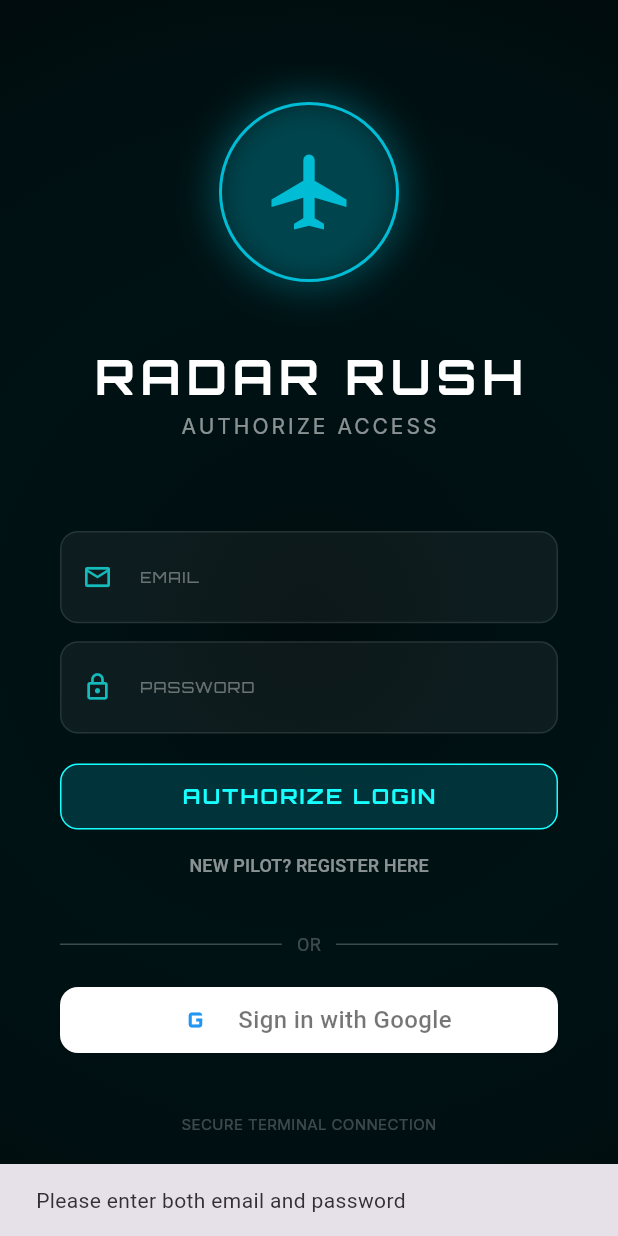
After one commit to sachincredible9/Radar_rush, a Flutter app: the screen it shows after launch, after a tap on "AUTHORIZE LOGIN", on a phone screen of 412 x 824 dp. The commit adds this screen. Run offline on Flutter 3.47's test engine with Material 3 defaults, Android fonts, the phone set to English and light mode, and no system bars; drawn by our look-alikes of flutter_animate; our stand-ins replace audioplayers, firebase_analytics, firebase_auth, firebase_core, flutter_tts, google_fonts and 4 more; missing offline and left inert: flame, flame_audio; accounts and stored records are empty; network calls fail.

Commit message:
feat: Integrate Triple-Auth Suite (Google, Apple, Email) and implement Adaptive HUD Engine for high-density mobile displays. Configured environment-aware Firebase build system.

```diff
--- /dev/null
+++ b/lib/auth_manager.dart
@@ -0,0 +1,87 @@
+import 'package:firebase_auth/firebase_auth.dart';
+import 'package:google_sign_in/google_sign_in.dart';
+import 'package:sign_in_with_apple/sign_in_with_apple.dart';
+import 'dart:io' show Platform;
+
+class AuthManager {
+  static FirebaseAuth get _auth => FirebaseAuth.instance;
+  static final GoogleSignIn _googleSignIn = GoogleSignIn();
+
+  static User? get currentUser => _auth.currentUser;
+  static Stream<User?> get authStateChanges => _auth.authStateChanges();
+
+  static Future<User?> signInWithGoogle() async {
+    try {
+      final GoogleSignInAccount? googleUser = await _googleSignIn.signIn();
+      if (googleUser == null) return null;
+
+      final GoogleSignInAuthentication googleAuth = await googleUser.authentication;
+      final AuthCredential credential = GoogleAuthProvider.credential(
+        accessToken: googleAuth.accessToken,
+        idToken: googleAuth.idToken,
+      );
+
+      final UserCredential userCredential = await _auth.signInWithCredential(credential);
+      return userCredential.user;
+    } catch (e) {
+      print('Error during Google Sign-In: $e');
+      return null;
+    }
+  }
+
+  static Future<User?> signInWithApple() async {
+    try {
+      final appleCredential = await SignInWithApple.getAppleIDCredential(
+        scopes: [
+          AppleIDAuthorizationScopes.email,
+          AppleIDAuthorizationScopes.fullName,
+        ],
+      );
+
+      final OAuthProvider oAuthProvider = OAuthProvider('apple.com');
+      final AuthCredential credential = oAuthProvider.credential(
+        idToken: appleCredential.identityToken,
+        accessToken: appleCredential.authorizationCode,
+      );
+
+      final UserCredential userCredential = await _auth.signInWithCredential(credential);
+      return userCredential.user;
+    } catch (e) {
+      print('Error during Apple Sign-In: $e');
+      return null;
+    }
+  }
+
+  static Future<User?> signInWithEmail(String email, String password) async {
+    try {
+      final UserCredential userCredential = await _auth.signInWithEmailAndPassword(
+        email: email,
+        password: password,
+      );
+      return userCredential.user;
+    } catch (e) {
+      print('Error during Email Sign-In: $e');
+      rethrow;
+    }
+  }
+
+  static Future<User?> registerWithEmail(String email, String password) async {
+    try {
+      final UserCredential userCredential = await _auth.createUserWithEmailAndPassword(
+        email: email,
+        password: password,
+      );
+      return userCredential.user;
+    } catch (e) {
+      print('Error during Email Registration: $e');
+      rethrow;
+    }
+  }
+
+  static Future<void> signOut() async {
+    await _auth.signOut();
+    if (await _googleSignIn.isSignedIn()) {
+      await _googleSignIn.signOut();
+    }
+  }
+}
--- a/lib/main.dart
+++ b/lib/main.dart
@@ -1,17 +1,29 @@
 import 'package:flame/game.dart';
 import 'package:flutter/material.dart';
+import 'package:google_fonts/google_fonts.dart';
 import 'ui/main_menu.dart';
 import 'ui/hud.dart';
 import 'ui/level_selector.dart';
 import 'ui/instructions.dart';
 import 'ui/game_over.dart';
 import 'game/game.dart';
-
 import 'game/audio_manager.dart';
 import 'analytics_manager.dart';
 
+import 'package:firebase_core/firebase_core.dart';
+import 'package:radar_rush/auth_manager.dart';
+import 'ui/login_screen.dart';
+
+bool _isFirebaseInitialized = false;
+
 void main() async {
   WidgetsFlutterBinding.ensureInitialized();
+  try {
+    await Firebase.initializeApp();
+    _isFirebaseInitialized = true;
+  } catch (e) {
+    debugPrint('Firebase initialization failed: $e');
+  }
   await AnalyticsManager.init();
   await AudioManager.init();
   runApp(const GameApp());
@@ -25,7 +37,45 @@ class GameApp extends StatelessWidget {
     return MaterialApp(
       debugShowCheckedModeBanner: false,
       theme: ThemeData.dark(),
-      home: const GameScreen(),
+      home: _isFirebaseInitialized
+        ? StreamBuilder(
+            stream: AuthManager.authStateChanges,
+            builder: (context, snapshot) {
+              if (snapshot.connectionState == ConnectionState.waiting) {
+                return const Scaffold(
+                  backgroundColor: Colors.black,
+                  body: Center(child: CircularProgressIndicator(color: Colors.cyan)),
+                );
+              }
+
+              if (snapshot.hasData) {
+                return const GameScreen();
+              }
+
+              return const LoginScreen();
+            },
+          )
+        : Scaffold(
+            backgroundColor: Colors.black,
+            body: Center(
+              child: Column(
+                mainAxisAlignment: MainAxisAlignment.center,
+                children: [
+                  const Icon(Icons.error_outline, color: Colors.redAccent, size: 60),
+                  const SizedBox(height: 20),
+                  Text(
+                    'FIREBASE OFFLINE',
+                    style: GoogleFonts.orbitron(color: Colors.white, fontSize: 18),
+                  ),
+                  const SizedBox(height: 10),
+                  const Text(
+                    'Check GoogleService-Info.plist in Xcode',
+                    style: TextStyle(color: Colors.white54, fontSize: 12),
+                  ),
+                ],
+              ),
+            ),
+          ),
     );
   }
 }
--- /dev/null
+++ b/lib/ui/login_screen.dart
@@ -0,0 +1,362 @@
+import 'package:flutter/material.dart';
+import 'package:google_fonts/google_fonts.dart';
+import 'package:flutter_animate/flutter_animate.dart';
+import 'package:radar_rush/auth_manager.dart';
+import 'dart:io' show Platform;
+import 'package:package_info_plus/package_info_plus.dart';
+import 'package:sign_in_with_apple/sign_in_with_apple.dart';
+import 'level_selector.dart';
+
+class LoginScreen extends StatefulWidget {
+  const LoginScreen({super.key});
+
+  @override
+  State<LoginScreen> createState() => _LoginScreenState();
+}
+
+class _LoginScreenState extends State<LoginScreen> {
+  bool _isLoading = false;
+  bool _isRegistering = false;
+  String _appVersion = '';
+  final TextEditingController _emailController = TextEditingController();
+  final TextEditingController _passwordController = TextEditingController();
+
+  @override
+  void initState() {
+    super.initState();
+    _loadVersion();
+  }
+
+  @override
+  void dispose() {
+    _emailController.dispose();
+    _passwordController.dispose();
+    super.dispose();
+  }
+
+  Future<void> _loadVersion() async {
+    final packageInfo = await PackageInfo.fromPlatform();
+    if (mounted) {
+      setState(() {
+        _appVersion = 'v${packageInfo.version}+${packageInfo.buildNumber}';
+      });
+    }
+  }
+
+  Future<void> _handleEmailAuth() async {
+    final email = _emailController.text.trim();
+    final password = _passwordController.text.trim();
+
+    if (email.isEmpty || password.isEmpty) {
+      ScaffoldMessenger.of(context).showSnackBar(
+        const SnackBar(content: Text('Please enter both email and password')),
+      );
+      return;
+    }
+
+    setState(() => _isLoading = true);
+    try {
+      if (_isRegistering) {
+        await AuthManager.registerWithEmail(email, password);
+      } else {
+        await AuthManager.signInWithEmail(email, password);
+      }
+      // No manual navigation needed. main.dart StreamBuilder will rebuild automatically.
+    } catch (e) {
+      if (mounted) {
+        ScaffoldMessenger.of(context).showSnackBar(
+          SnackBar(content: Text('Authentication failed: ${e.toString()}')),
+        );
+      }
+    } finally {
+      if (mounted) setState(() => _isLoading = false);
+    }
+  }
+
+  Future<void> _handleGoogleSignIn() async {
+    setState(() => _isLoading = true);
+    final user = await AuthManager.signInWithGoogle();
+    if (mounted) setState(() => _isLoading = false);
+    if (user != null) {
+      // main.dart handles navigation automatically
+    } else {
+      _showError('Google Sign-In failed. Please ensure Google is enabled in Firebase.');
+    }
+  }
+
+  Future<void> _handleAppleSignIn() async {
+    setState(() => _isLoading = true);
+    final user = await AuthManager.signInWithApple();
+    if (mounted) setState(() => _isLoading = false);
+    if (user != null) {
+      // main.dart handles navigation
+    } else {
+      _showError('Apple Sign-In failed. Please try again.');
+    }
+  }
+
+  void _showError(String message) {
+    ScaffoldMessenger.of(context).showSnackBar(
+      SnackBar(
+        content: Text(message, style: GoogleFonts.inter()),
+        backgroundColor: Colors.redAccent,
+      ),
+    );
+  }
+
+  @override
+  Widget build(BuildContext context) {
+    return Scaffold(
+      backgroundColor: Colors.black,
+      body: Stack(
+        children: [
+          // Background Aesthetic
+          Positioned.fill(
+            child: Opacity(
+              opacity: 0.3,
+              child: Container(
+                decoration: BoxDecoration(
+                  gradient: RadialGradient(
+                    center: Alignment.center,
+                    radius: 1.5,
+                    colors: [Colors.cyan.withOpacity(0.2), Colors.black],
+                  ),
+                ),
+              ),
+            ),
+          ),
+
+          Center(
+            child: Padding(
+              padding: const EdgeInsets.symmetric(horizontal: 40),
+              child: Column(
+                mainAxisAlignment: MainAxisAlignment.center,
+                children: [
+                  // Logo / Icon
+                  Container(
+                    width: 120,
+                    height: 120,
+                    decoration: BoxDecoration(
+                      shape: BoxShape.circle,
+                      border: Border.all(color: Colors.cyan, width: 2),
+                      boxShadow: [
+                        BoxShadow(color: Colors.cyan.withOpacity(0.3), blurRadius: 20, spreadRadius: 5),
+                      ],
+                    ),
+                    child: const Icon(Icons.airplanemode_active, color: Colors.cyan, size: 60),
+                  ).animate().scale(duration: 800.ms, curve: Curves.elasticOut),
+
+                  const SizedBox(height: 40),
+
+                  Text(
+                    'RADAR RUSH',
+                    style: GoogleFonts.orbitron(
+                      color: Colors.white,
+                      fontSize: 32,
+                      fontWeight: FontWeight.bold,
+                      letterSpacing: 4,
+                    ),
+                  ).animate().shimmer(duration: 2.seconds),
+
+                  Text(
+                    'AUTHORIZE ACCESS',
+                    style: GoogleFonts.inter(
+                      color: Colors.white54,
+                      fontSize: 14,
+                      letterSpacing: 2,
+                    ),
+                  ),
+
+                  const SizedBox(height: 60),
+
+                  if (_isLoading)
+                    const CircularProgressIndicator(color: Colors.cyan)
+                  else ...[
+                    // Form Section for Email/Password
+                    _buildEmailForm(),
+
+                    const Padding(
+                      padding: EdgeInsets.symmetric(vertical: 20),
+                      child: Row(
+                        children: [
+                          Expanded(child: Divider(color: Colors.white24)),
+                          Padding(
+                            padding: EdgeInsets.symmetric(horizontal: 10),
+                            child: Text('OR', style: TextStyle(color: Colors.white24, fontSize: 12)),
+                          ),
+                          Expanded(child: Divider(color: Colors.white24)),
+                        ],
+                      ),
+                    ),
+
+                    if (Platform.isIOS) ...[
+                      // Apple first on iOS
+                      SignInWithAppleButton(
+                        onPressed: _handleAppleSignIn,
+                        style: SignInWithAppleButtonStyle.black,
+                        borderRadius: BorderRadius.circular(12),
+                      ),
+                      const SizedBox(height: 16),
+                      _buildGoogleButton(),
+                    ] else ...[
+                      // Google first on Android/Others
+                      _buildGoogleButton(),
+                      if (Platform.isIOS || Platform.isMacOS) ...[
+                        const SizedBox(height: 16),
+                        SignInWithAppleButton(
+                          onPressed: _handleAppleSignIn,
+                          style: SignInWithAppleButtonStyle.black,
+                          borderRadius: BorderRadius.circular(12),
+                        ),
+                      ],
+                    ],
+                  ],
+
+                  const SizedBox(height: 40),
+
+                  Text(
+                    'SECURE TERMINAL CONNECTION',
+                    style: GoogleFonts.inter(color: Colors.white24, fontSize: 10),
+                  ),
+                ],
+              ),
+            ),
+          ),
+
+          Positioned(
+            bottom: 10,
+            right: 10,
+            child: Text(
+              _appVersion,
+              style: GoogleFonts.inter(color: Colors.white12, fontSize: 10),
+            ),
+          ),
+        ],
+      ),
+    );
+  }
+
+  Widget _buildEmailForm() {
+    return Column(
+      children: [
+        _buildTextField(
+          controller: _emailController,
+          label: 'EMAIL',
+          icon: Icons.email_outlined,
+          keyboardType: TextInputType.emailAddress,
+        ),
+        const SizedBox(height: 12),
+        _buildTextField(
+          controller: _passwordController,
+          label: 'PASSWORD',
+          icon: Icons.lock_outline,
+          isPassword: true,
+        ),
+        const SizedBox(height: 20),
+        SizedBox(
+          width: double.infinity,
+          height: 44,
+          child: ElevatedButton(
+            onPressed: _handleEmailAuth,
+            style: ElevatedButton.styleFrom(
+              backgroundColor: Colors.cyan.withOpacity(0.2),
+              foregroundColor: Colors.cyanAccent,
+              side: const BorderSide(color: Colors.cyanAccent, width: 1),
+              shape: RoundedRectangleBorder(borderRadius: BorderRadius.circular(12)),
+              elevation: 0,
+            ),
+            child: Text(_isRegistering ? 'INITIALIZE ACCOUNT' : 'AUTHORIZE LOGIN', style: GoogleFonts.orbitron(fontSize: 14, fontWeight: FontWeight.bold, letterSpacing: 1.5)),
+          ),
+        ),
+        TextButton(
+          onPressed: () => setState(() => _isRegistering = !_isRegistering),
+          child: Text(
+            _isRegistering ? 'ALREADY HAVE AN ACCOUNT? LOGIN' : 'NEW PILOT? REGISTER HERE',
+            style: const TextStyle(color: Colors.white54, fontSize: 12),
+          ),
+        ),
+      ],
+    );
+  }
+
+  Widget _buildTextField({
+    required TextEditingController controller,
+    required String label,
+    required IconData icon,
+    bool isPassword = false,
+    TextInputType? keyboardType,
+  }) {
+    return Container(
+      decoration: BoxDecoration(
+        color: Colors.white.withOpacity(0.05),
+        borderRadius: BorderRadius.circular(12),
+        border: Border.all(color: Colors.white10),
+      ),
+      child: TextField(
+        controller: controller,
+        obscureText: isPassword,
+        keyboardType: keyboardType,
+        style: const TextStyle(color: Colors.white),
+        decoration: InputDecoration(
+          prefixIcon: Icon(icon, color: Colors.cyanAccent.withOpacity(0.7), size: 20),
+          labelText: label,
+          labelStyle: GoogleFonts.orbitron(color: Colors.white38, fontSize: 10, letterSpacing: 1),
+          border: InputBorder.none,
+          contentPadding: const EdgeInsets.symmetric(horizontal: 20, vertical: 12),
+        ),
+      ),
+    );
+  }
+
+  Widget _buildGoogleButton() {
+    return Container(
+      width: double.infinity,
+      height: 44,
+      decoration: BoxDecoration(
+        color: Colors.white,
+        borderRadius: BorderRadius.circular(12),
+        boxShadow: [
+          BoxShadow(
+            color: Colors.black.withOpacity(0.1),
+            blurRadius: 4,
+            offset: const Offset(0, 2),
+          ),
+        ],
+      ),
+      child: Material(
+        color: Colors.transparent,
+        child: InkWell(
+          onTap: _handleGoogleSignIn,
+          borderRadius: BorderRadius.circular(12),
+          child: Padding(
+            padding: const EdgeInsets.symmetric(horizontal: 12),
+            child: Row(
+              mainAxisAlignment: MainAxisAlignment.center,
+              children: [
+                // Official Multi-color Google Logo
+                Container(
+                  padding: const EdgeInsets.all(8),
+                  child: Image.network(
+                    'https://image.pngaaa.com/832/2832832-middle.png', // Higher quality multi-color G
+                    height: 18,
+                    width: 18,
+                    errorBuilder: (context, error, stackTrace) => const Icon(Icons.g_mobiledata, color: Colors.blue, size: 24),
+                  ),
+                ),
+                const SizedBox(width: 8),
+                Text(
+                  'Sign in with Google',
+                  style: GoogleFonts.roboto(
+                    fontSize: 16,
+                    fontWeight: FontWeight.w500,
+                    color: Colors.black54,
+                  ),
+                ),
+              ],
+            ),
+          ),
+        ),
+      ),
+    );
+  }
+}
```
Also changed, not shown: lib/ui/hud.dart (+44 -6 lines), lib/ui/main_menu.dart (+32 -0 lines), pubspec.yaml (+6 -2 lines), pubspec.lock, 10 other files.
